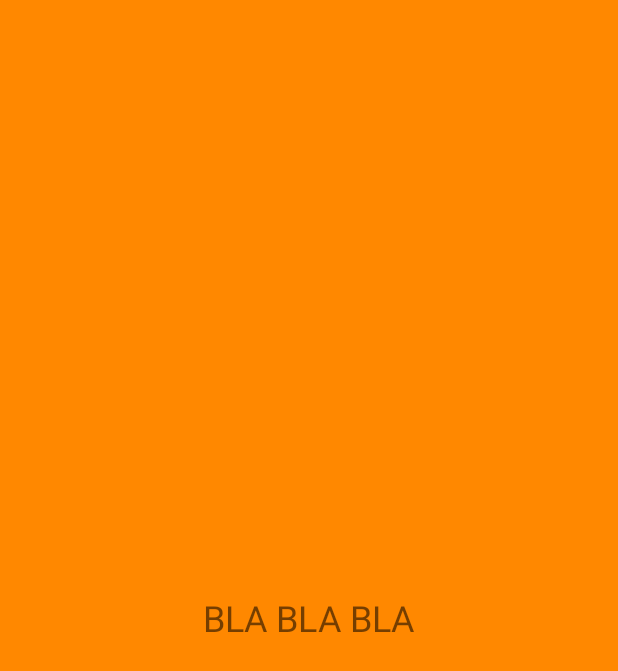
After one commit to esh1n/HowToSurvive, an Android app: the layout fragment_articles.xml on its own in the app's theme, with its tools: preview values and no code run, on a phone screen of 412 x 824 dp. The commit adds this screen. Shown: the top 671 px of the screen. Run offline under Robolectric (Android 15) with nearby library versions, the phone set to English and light mode, and no system bars.

Commit message:
added articles by categoties

```diff
--- a/app/src/main/res/layout/activity_main.xml
+++ b/app/src/main/res/layout/activity_main.xml
@@ -21,7 +21,11 @@
 
     </com.google.android.material.appbar.AppBarLayout>
 
-    <include layout="@layout/content_main"/>
+    <FrameLayout
+        android:id="@+id/container_fragment"
+        android:layout_width="match_parent"
+        android:layout_height="match_parent"
+        app:layout_behavior="@string/appbar_scrolling_view_behavior" />
 
     <com.google.android.material.floatingactionbutton.FloatingActionButton
             android:id="@+id/fab"
--- /dev/null
+++ b/app/src/main/res/layout/fragment_articles.xml
@@ -0,0 +1,16 @@
+<?xml version="1.0" encoding="utf-8"?>
+<FrameLayout xmlns:android="http://schemas.android.com/apk/res/android"
+    android:layout_width="match_parent"
+    android:layout_height="match_parent"
+    android:background="@android:color/holo_orange_dark"
+    android:orientation="vertical">
+
+    <TextView
+        android:id="@+id/tv_articles"
+        android:layout_width="wrap_content"
+        android:layout_height="wrap_content"
+        android:layout_gravity="center"
+        android:text="BLA BLA BLA"
+        android:textSize="@dimen/f24" />
+
+</FrameLayout>
--- a/app/src/main/res/values/dimens.xml
+++ b/app/src/main/res/values/dimens.xml
@@ -3,4 +3,5 @@
     <dimen name="small_padding">6dp</dimen>
     <dimen name="big_padding">16dp</dimen>
     <dimen name="category_icon_size">80dp</dimen>
+    <dimen name="f24">24sp</dimen>
 </resources>
```
Also changed, not shown: app/src/main/java/com/esh1n/guidtoarchapp/presentation/ArticlesByCategoryFragment.kt (added, +34 -0 lines), app/src/main/java/com/esh1n/guidtoarchapp/presentation/CategoriesFragment.kt (added, +88 -0 lines), app/src/main/java/com/esh1n/guidtoarchapp/presentation/MainActivity.kt (+2 -54 lines), app/src/main/java/com/esh1n/guidtoarchapp/presentation/WordsAdapter.kt (+16 -5 lines), app/src/main/java/com/esh1n/guidtoarchapp/presentation/utils/_Activity.kt (added, +79 -0 lines), app/src/main/res/layout/fragment_categories.xml (renamed from app/src/main/res/layout/content_main.xml).
